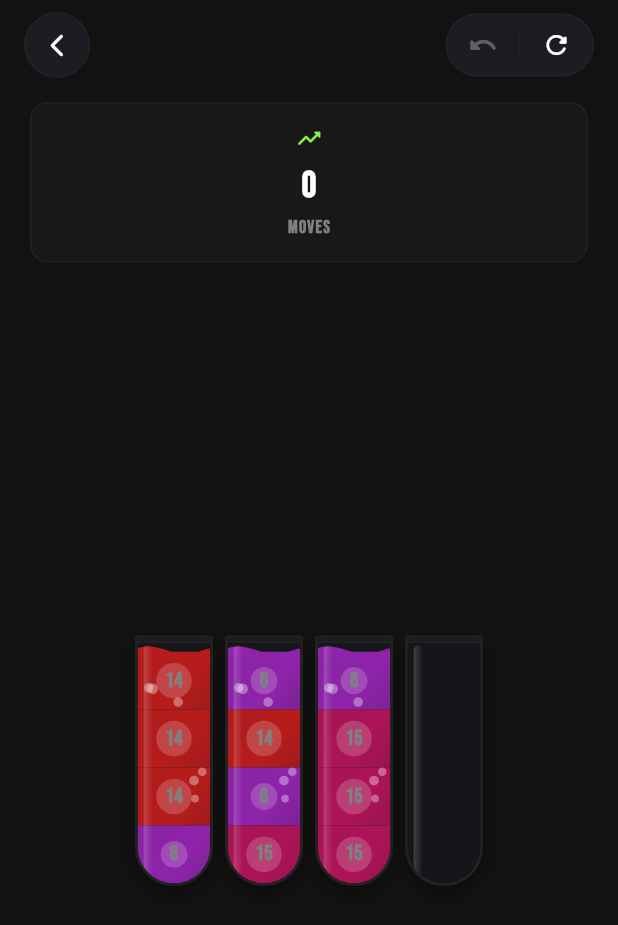
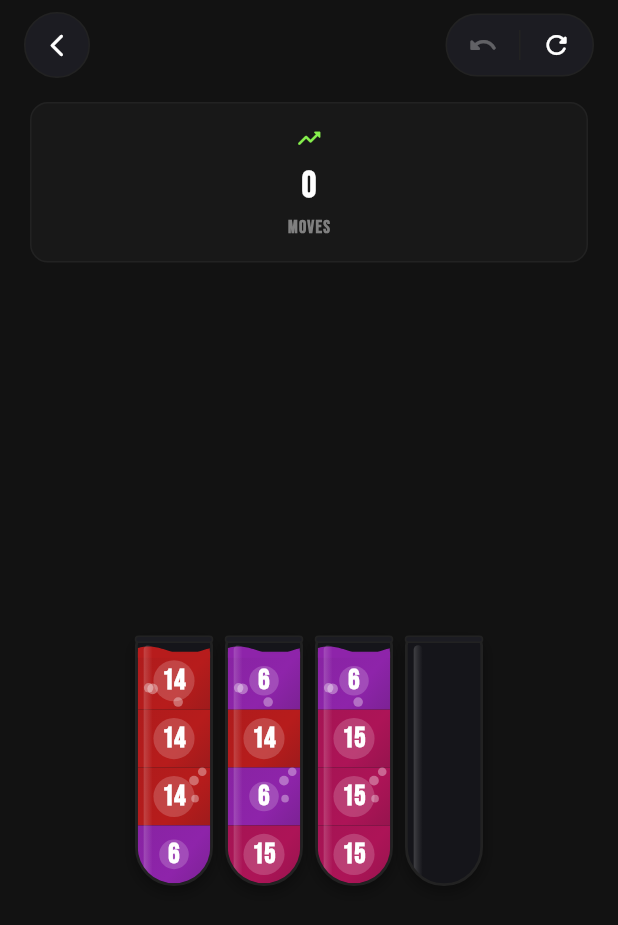
Before and after one commit to whatever-collab/my-water-sort, a Flutter app: the GameView screen opened directly, on a phone screen of 412 x 824 dp. Shown: the top 925 px of the screen. Run offline on Flutter 3.47's test engine with Material 3 defaults, Android fonts, the phone set to English and light mode, and no system bars; our stand-ins replace flutter_riverpod, hive, hive_flutter; accounts and stored records are empty.

Commit message:
Edit tube_widget.dart

```diff
--- a/lib/ui/core/widgets/tube_widget.dart
+++ b/lib/ui/core/widgets/tube_widget.dart
@@ -47,27 +47,38 @@ class _TubeWidgetState extends State<TubeWidget> with SingleTickerProviderStateM
     super.dispose();
   }
 
-  Widget _getIconForColor(Color color) {
+    Widget _getIconForColor(Color color) {
     final hex = color.toARGB32() & 0xFFFFFF;
+    String number = '?';
+
     switch (hex) {
-      case 0xE53935: return const Text('1', style: TextStyle(fontWeight: FontWeight.bold)); // Red
-      case 0x1E88E5: return const Text('2', style: TextStyle(fontWeight: FontWeight.bold)); // Blue
-      case 0x43A047: return const Text('3', style: TextStyle(fontWeight: FontWeight.bold)); // Green
-      case 0xFDD835: return const Text('4', style: TextStyle(fontWeight: FontWeight.bold)); // Yellow
-      case 0xFF8F00: return const Text('5', style: TextStyle(fontWeight: FontWeight.bold)); // Orange
-      case 0x8E24AA: return const Text('6', style: TextStyle(fontWeight: FontWeight.bold)); // Purple
-      case 0xEC407A: return const Text('7', style: TextStyle(fontWeight: FontWeight.bold)); // Pink
-      case 0x00ACC1: return const Text('8', style: TextStyle(fontWeight: FontWeight.bold)); // Cyan
-      case 0xB39DDB: return const Text('9', style: TextStyle(fontWeight: FontWeight.bold)); // Lavender
-      case 0xFF7043: return const Text('10', style: TextStyle(fontWeight: FontWeight.bold)); // Coral
-      case 0x5C6BC0: return const Text('11', style: TextStyle(fontWeight: FontWeight.bold)); // Indigo
-      case 0x009688: return const Text('12', style: TextStyle(fontWeight: FontWeight.bold)); // Teal
-      case 0x8D6E63: return const Text('13', style: TextStyle(fontWeight: FontWeight.bold)); // Brown
-      case 0xB71C1C: return const Text('14', style: TextStyle(fontWeight: FontWeight.bold)); // Crimson
-      case 0xAD1457: return const Text('15', style: TextStyle(fontWeight: FontWeight.bold)); // Maroon
-      case 0x9E9D24: return const Text('16', style: TextStyle(fontWeight: FontWeight.bold)); // Olive
-      default: return const Text('?', style: TextStyle(fontWeight: FontWeight.bold));
+      case 0xE53935: number = '1'; break; // Red
+      case 0x1E88E5: number = '2'; break; // Blue
+      case 0x43A047: number = '3'; break; // Green
+      case 0xFDD835: number = '4'; break; // Yellow
+      case 0xFF8F00: number = '5'; break; // Orange
+      case 0x8E24AA: number = '6'; break; // Purple
+      case 0xEC407A: number = '7'; break; // Pink
+      case 0x00ACC1: number = '8'; break; // Cyan
+      case 0xB39DDB: number = '9'; break; // Lavender
+      case 0xFF7043: number = '10'; break; // Coral
+      case 0x5C6BC0: number = '11'; break; // Indigo
+      case 0x009688: number = '12'; break; // Teal
+      case 0x8D6E63: number = '13'; break; // Brown
+      case 0xB71C1C: number = '14'; break; // Crimson
+      case 0xAD1457: number = '15'; break; // Maroon
+      case 0x9E9D24: number = '16'; break; // Olive
     }
+
+    // Return text with a fixed, large font size
+    return Text(
+      number,
+      style: const TextStyle(
+        fontSize: 24, // Adjust this number to make it bigger/smaller
+        fontWeight: FontWeight.bold,
+        color: Colors.white,
+      ),
+    );
   }
 
   @override
```
